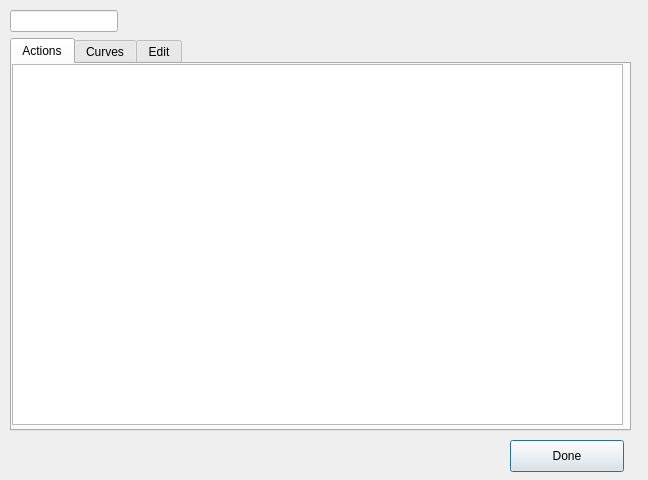
This is gui/Animation/actioneditor.ui in difu/Brainiac as Qt 5 draws it before an edit. The edited form follows.
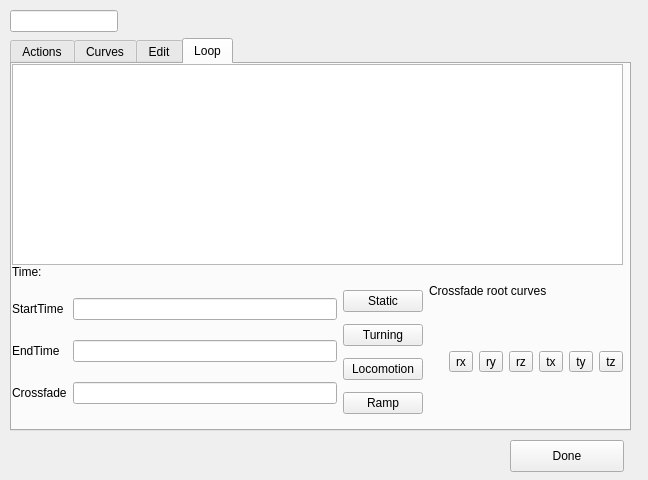
This is the edited form.

Patch:
```diff
--- a/gui/Animation/actioneditor.ui
+++ b/gui/Animation/actioneditor.ui
@@ -45,7 +45,7 @@
     <item row="1" column="0">
      <widget class="QTabWidget" name="tabWidgetMain">
       <property name="currentIndex">
-       <number>0</number>
+       <number>3</number>
       </property>
       <widget class="QWidget" name="tabD">
        <attribute name="title">
@@ -88,6 +88,243 @@
         <string>Edit</string>
        </attribute>
       </widget>
+      <widget class="QWidget" name="tab_3">
+       <attribute name="title">
+        <string>Loop</string>
+       </attribute>
+       <widget class="QGraphicsView" name="loopGraphicsView">
+        <property name="geometry">
+         <rect>
+          <x>0</x>
+          <y>0</y>
+          <width>611</width>
+          <height>201</height>
+         </rect>
+        </property>
+       </widget>
+       <widget class="QWidget" name="horizontalLayoutWidget_2">
+        <property name="geometry">
+         <rect>
+          <x>0</x>
+          <y>220</y>
+          <width>611</width>
+          <height>136</height>
+         </rect>
+        </property>
+        <layout class="QHBoxLayout" name="horizontalLayout_2">
+         <property name="sizeConstraint">
+          <enum>QLayout::SetMinAndMaxSize</enum>
+         </property>
+         <item>
+          <layout class="QGridLayout" name="gridLayout_2">
+           <item row="0" column="1">
+            <widget class="QLineEdit" name="le_startTime"/>
+           </item>
+           <item row="1" column="1">
+            <widget class="QLineEdit" name="le_endTime"/>
+           </item>
+           <item row="0" column="0">
+            <widget class="QLabel" name="label">
+             <property name="text">
+              <string>StartTime</string>
+             </property>
+            </widget>
+           </item>
+           <item row="1" column="0">
+            <widget class="QLabel" name="label_2">
+             <property name="text">
+              <string>EndTime</string>
+             </property>
+            </widget>
+           </item>
+           <item row="2" column="1">
+            <widget class="QLineEdit" name="le_crossFadeTime"/>
+           </item>
+           <item row="2" column="0">
+            <widget class="QLabel" name="label_3">
+             <property name="text">
+              <string>Crossfade</string>
+             </property>
+            </widget>
+           </item>
+          </layout>
+         </item>
+         <item>
+          <layout class="QVBoxLayout" name="verticalLayout">
+           <item>
+            <widget class="QPushButton" name="pb_Static">
+             <property name="text">
+              <string>Static</string>
+             </property>
+             <property name="checkable">
+              <bool>true</bool>
+             </property>
+             <property name="autoDefault">
+              <bool>false</bool>
+             </property>
+            </widget>
+           </item>
+           <item>
+            <widget class="QPushButton" name="pb_Turning">
+             <property name="text">
+              <string>Turning</string>
+             </property>
+             <property name="checkable">
+              <bool>true</bool>
+             </property>
+             <property name="autoDefault">
+              <bool>false</bool>
+             </property>
+            </widget>
+           </item>
+           <item>
+            <widget class="QPushButton" name="pb_Locomotion">
+             <property name="text">
+              <string>Locomotion</string>
+             </property>
+             <property name="checkable">
+              <bool>true</bool>
+             </property>
+             <property name="autoDefault">
+              <bool>false</bool>
+             </property>
+            </widget>
+           </item>
+           <item>
+            <widget class="QPushButton" name="pb_Ramp">
+             <property name="text">
+              <string>Ramp</string>
+             </property>
+             <property name="checkable">
+              <bool>true</bool>
+             </property>
+             <property name="autoDefault">
+              <bool>false</bool>
+             </property>
+            </widget>
+           </item>
+          </layout>
+         </item>
+         <item>
+          <layout class="QVBoxLayout" name="verticalLayout_2">
+           <item>
+            <widget class="QLabel" name="label_4">
+             <property name="text">
+              <string>Crossfade root curves</string>
+             </property>
+            </widget>
+           </item>
+           <item>
+            <layout class="QHBoxLayout" name="horizontalLayout">
+             <item>
+              <spacer name="verticalSpacer">
+               <property name="orientation">
+                <enum>Qt::Vertical</enum>
+               </property>
+               <property name="sizeHint" stdset="0">
+                <size>
+                 <width>20</width>
+                 <height>40</height>
+                </size>
+               </property>
+              </spacer>
+             </item>
+             <item>
+              <widget class="QToolButton" name="tb_loopRx">
+               <property name="text">
+                <string>rx</string>
+               </property>
+               <property name="checkable">
+                <bool>true</bool>
+               </property>
+              </widget>
+             </item>
+             <item>
+              <widget class="QToolButton" name="tb_loopRy">
+               <property name="text">
+                <string>ry</string>
+               </property>
+               <property name="checkable">
+                <bool>true</bool>
+               </property>
+              </widget>
+             </item>
+             <item>
+              <widget class="QToolButton" name="tb_loopRz">
+               <property name="text">
+                <string>rz</string>
+               </property>
+               <property name="checkable">
+                <bool>true</bool>
+               </property>
+              </widget>
+             </item>
+             <item>
+              <widget class="QToolButton" name="tb_loopTx">
+               <property name="text">
+                <string>tx</string>
+               </property>
+               <property name="checkable">
+                <bool>true</bool>
+               </property>
+              </widget>
+             </item>
+             <item>
+              <widget class="QToolButton" name="tb_loopTy">
+               <property name="text">
+                <string>ty</string>
+               </property>
+               <property name="checkable">
+                <bool>true</bool>
+               </property>
+              </widget>
+             </item>
+             <item>
+              <widget class="QToolButton" name="tb_loopTz">
+               <property name="text">
+                <string>tz</string>
+               </property>
+               <property name="checkable">
+                <bool>true</bool>
+               </property>
+              </widget>
+             </item>
+            </layout>
+           </item>
+          </layout>
+         </item>
+        </layout>
+       </widget>
+       <widget class="QLabel" name="label_5">
+        <property name="geometry">
+         <rect>
+          <x>0</x>
+          <y>200</y>
+          <width>41</width>
+          <height>16</height>
+         </rect>
+        </property>
+        <property name="text">
+         <string>Time:</string>
+        </property>
+       </widget>
+       <widget class="QLabel" name="label_CurrentTime">
+        <property name="geometry">
+         <rect>
+          <x>30</x>
+          <y>200</y>
+          <width>62</width>
+          <height>16</height>
+         </rect>
+        </property>
+        <property name="frameShadow">
+         <enum>QFrame::Sunken</enum>
+        </property>
+        <property name="text">
+         <string/>
+        </property>
+       </widget>
+      </widget>
      </widget>
     </item>
    </layout>
@@ -104,6 +341,9 @@
    <property name="text">
     <string>Done</string>
    </property>
+   <property name="autoDefault">
+    <bool>false</bool>
+   </property>
   </widget>
  </widget>
  <resources/>
```
